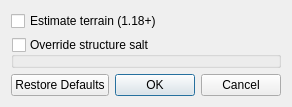
Before: the Qt Designer form src/extgendialog.ui in Cubitect/cubiomes-viewer, drawn with Qt 5.
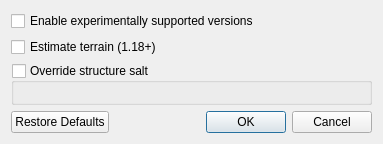
After: the same form once the commit is applied. Icons and pictures are not drawn.

Commit message: A little bit more work on v3.0 1) added experimental MC versions option which adds: beta-1.8, 1.0 and 1.16.1 2) added a preliminary lua example script 3) fixed a few problems with the lua scripts

What changed in the file:
```diff
--- a/src/extgendialog.ui
+++ b/src/extgendialog.ui
@@ -2,6 +2,14 @@
 <ui version="4.0">
  <class>ExtGenDialog</class>
  <widget class="QDialog" name="ExtGenDialog">
+  <property name="geometry">
+   <rect>
+    <x>0</x>
+    <y>0</y>
+    <width>383</width>
+    <height>144</height>
+   </rect>
+  </property>
   <property name="windowTitle">
    <string>World Settings (experimental)</string>
   </property>
@@ -10,7 +18,7 @@
     <normaloff>:/icons/logo.png</normaloff>:/icons/logo.png</iconset>
   </property>
   <layout class="QGridLayout" name="gridLayout">
-   <item row="2" column="0" colspan="2">
+   <item row="3" column="0" colspan="2">
     <widget class="QGroupBox" name="groupSalts">
      <property name="title">
       <string>Override structure salt</string>
@@ -23,7 +31,7 @@
      </property>
     </widget>
    </item>
-   <item row="3" column="0" colspan="2">
+   <item row="4" column="0" colspan="2">
     <widget class="QDialogButtonBox" name="buttonBox">
      <property name="orientation">
       <enum>Qt::Horizontal</enum>
@@ -33,13 +41,20 @@
      </property>
     </widget>
    </item>
-   <item row="1" column="0" colspan="2">
+   <item row="2" column="0" colspan="2">
     <widget class="QCheckBox" name="checkEstimate">
      <property name="text">
       <string>Estimate terrain (1.18+)</string>
      </property>
     </widget>
    </item>
+   <item row="1" column="0" colspan="2">
+    <widget class="QCheckBox" name="checkExperimental">
+     <property name="text">
+      <string>Enable experimentally supported versions</string>
+     </property>
+    </widget>
+   </item>
   </layout>
  </widget>
  <resources>
```
Left out of the diff: 2 changed lines with no effect on the pictures. The commit also changes 12 other files.
